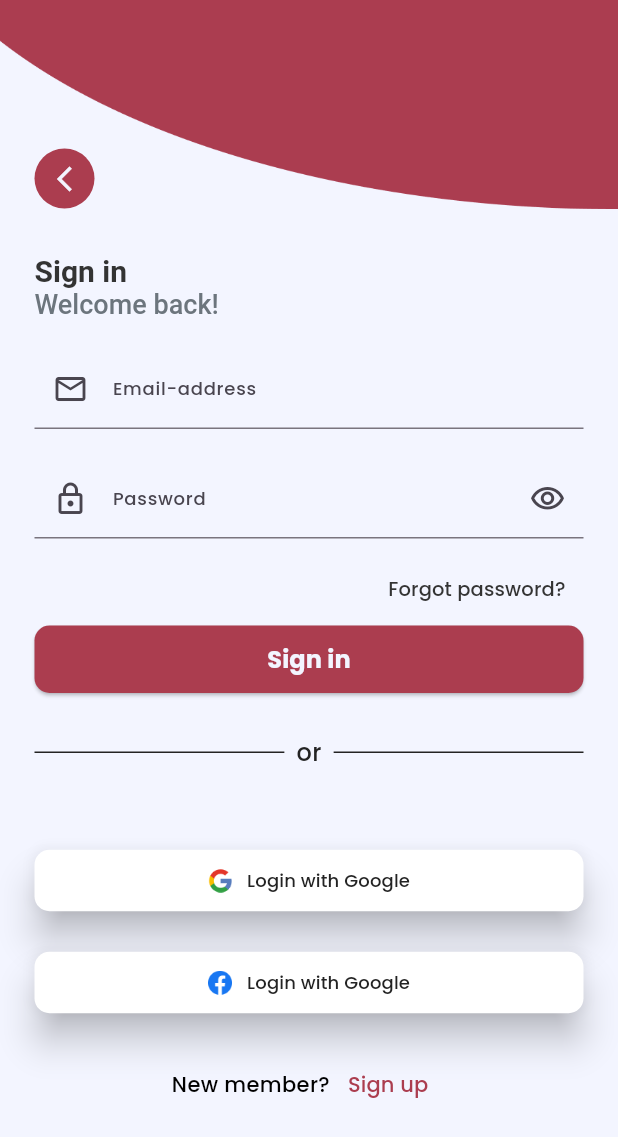
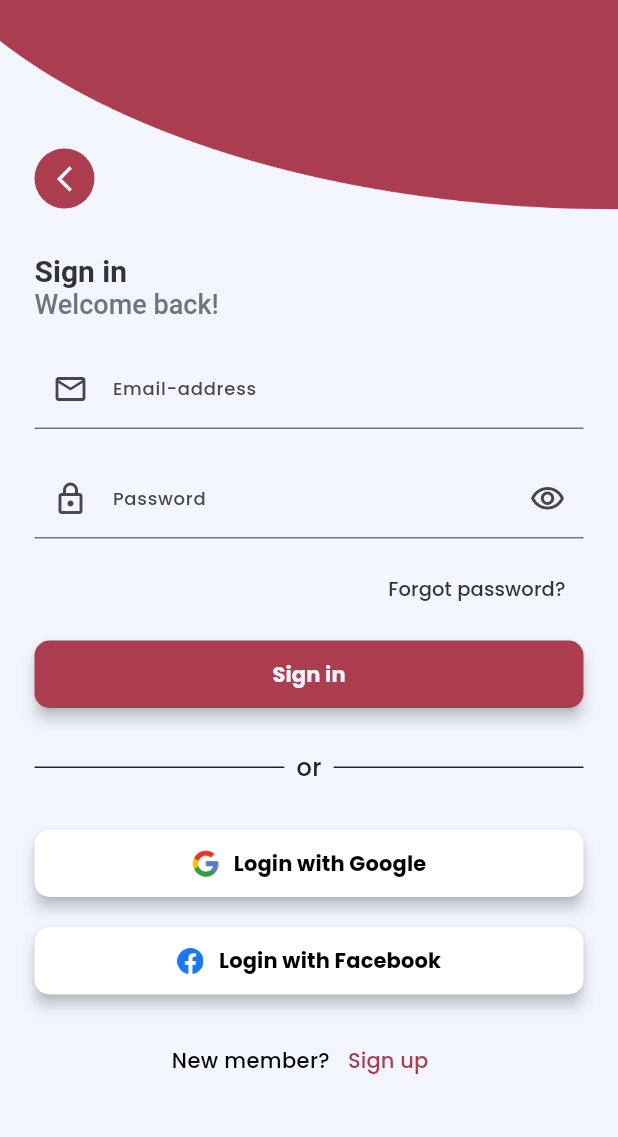
Before and after one commit to kssangeeth/appDiet, a Flutter app: the screen it shows after launch, on a phone screen of 412 x 824 dp. Shown: the top 1137 px of the screen. Run offline on Flutter 3.47's test engine with Material 3 defaults, Android fonts, the light colour scheme and no system bars.

Commit message:
added customizable button for signin,goolge,facebook

```diff
--- a/lib/client/presentation/screens/login_screen.dart
+++ b/lib/client/presentation/screens/login_screen.dart
@@ -1,10 +1,11 @@
+import 'package:app_diett/client/presentation/widgets/signin_button.dart';
+import 'package:flutter/material.dart';
 import 'package:app_diett/client/core/constants/colors.dart';
 import 'package:app_diett/client/core/constants/images.dart';
 import 'package:app_diett/client/core/constants/texts.dart';
 import 'package:app_diett/client/presentation/screens/forgot_password.dart';
 import 'package:app_diett/client/presentation/screens/home_screen.dart';
-import 'package:app_diett/client/presentation/screens/sign_up.dart';
-import 'package:flutter/material.dart';
+import 'package:app_diett/client/presentation/screens/sign_up.dart'; // Your reusable button
 
 class LoginScreen extends StatelessWidget {
   const LoginScreen({super.key});
@@ -19,7 +20,7 @@ class LoginScreen extends StatelessWidget {
             fit: BoxFit.cover,
             width: double.infinity,
           ),
-          LoginForm(),
+          const LoginForm(),
         ],
       ),
     );
@@ -41,11 +42,11 @@ class _LoginFormState extends State<LoginForm> {
   void _handleLogin() {
     final email = _emailController.text;
     final password = _passwordController.text;
-    // Dummy login logic
+
     if (email.isNotEmpty && password.isNotEmpty) {
       Navigator.pushReplacement(
         context,
-        MaterialPageRoute(builder: (context) => HomeScreen()),
+        MaterialPageRoute(builder: (context) => const HomeScreen()),
       );
     } else {
       ScaffoldMessenger.of(context).showSnackBar(
@@ -60,7 +61,7 @@ class _LoginFormState extends State<LoginForm> {
       crossAxisAlignment: CrossAxisAlignment.start,
       children: [
         Container(
-          margin: EdgeInsets.only(top: 99, left: 23),
+          margin: const EdgeInsets.only(top: 99, left: 23),
           child: CircleAvatar(
             radius: 20,
             backgroundColor: TColors.primary,
@@ -74,10 +75,10 @@ class _LoginFormState extends State<LoginForm> {
             ),
           ),
         ),
-        SizedBox(height: 30),
+        const SizedBox(height: 30),
         Container(
           alignment: Alignment.centerLeft,
-          margin: EdgeInsets.only(left: 23),
+          margin: const EdgeInsets.only(left: 23),
           child: RichText(
             text: TextSpan(
               children: [
@@ -101,33 +102,33 @@ class _LoginFormState extends State<LoginForm> {
             ),
           ),
         ),
-        SizedBox(height: 20),
+        const SizedBox(height: 20),
         Padding(
-          padding: EdgeInsets.symmetric(horizontal: 23),
+          padding: const EdgeInsets.symmetric(horizontal: 23),
           child: Column(
             children: [
               TextField(
                 controller: _emailController,
                 decoration: InputDecoration(
-                  labelStyle: TextStyle(fontSize: 12),
+                  labelStyle: const TextStyle(fontSize: 12),
                   labelText: TTexts.email,
-                  prefixIcon: Icon(Icons.email_outlined),
-                  border: UnderlineInputBorder(),
+                  prefixIcon: const Icon(Icons.email_outlined),
+                  border: const UnderlineInputBorder(),
                 ),
               ),
-              SizedBox(height: 20),
+              const SizedBox(height: 20),
               TextField(
                 controller: _passwordController,
                 obscureText: true,
                 decoration: InputDecoration(
-                  labelStyle: TextStyle(fontSize: 12),
+                  labelStyle: const TextStyle(fontSize: 12),
                   labelText: TTexts.password,
-                  prefixIcon: Icon(Icons.lock_outlined),
-                  suffixIcon: Icon(Icons.visibility_outlined),
-                  border: UnderlineInputBorder(),
+                  prefixIcon: const Icon(Icons.lock_outlined),
+                  suffixIcon: const Icon(Icons.visibility_outlined),
+                  border: const UnderlineInputBorder(),
                 ),
               ),
-              SizedBox(height: 10),
+              const SizedBox(height: 10),
               Align(
                 alignment: Alignment.centerRight,
                 child: TextButton(
@@ -135,7 +136,7 @@ class _LoginFormState extends State<LoginForm> {
                     Navigator.push(
                       context,
                       MaterialPageRoute(
-                        builder: (context) => ForgotPassword(),
+                        builder: (context) => const ForgotPassword(),
                       ),
                     );
                   },
@@ -145,135 +146,65 @@ class _LoginFormState extends State<LoginForm> {
                   ),
                 ),
               ),
-              SizedBox(
-                width: double.infinity,
-                height: 45,
-                child: ElevatedButton(
-                  onPressed: _handleLogin,
-                  style: ElevatedButton.styleFrom(
-                    backgroundColor: TColors.primary,
-                    shape: RoundedRectangleBorder(
-                      borderRadius: BorderRadius.circular(10),
-                    ),
-                  ),
-                  child: Text(
-                    TTexts.signin,
-                    style: TextStyle(
-                      color: TColors.primaryBackground,
-                      fontSize: 16,
-                      fontWeight: FontWeight.bold,
-                    ),
-                  ),
-                ),
+              const SizedBox(height: 10),
+              SocialSignInButton(
+                text: TTexts.signin,
+                onPressed: _handleLogin,
+                backgroundColor: TColors.primary,
+                textColor: TColors.primaryBackground,
               ),
-              SizedBox(height: 28),
+              const SizedBox(height: 28),
               Row(
                 children: [
-                  Expanded(
-                    child: Divider(
-                      thickness: 1,
-                      color: TColors.black,
-                    ),
+                  const Expanded(
+                    child: Divider(thickness: 1, color: TColors.black),
                   ),
                   Padding(
                     padding: const EdgeInsets.symmetric(horizontal: 8.0),
                     child: Text(
                       TTexts.or,
-                      style: TextStyle(
+                      style: const TextStyle(
                         color: TColors.black,
                         fontSize: 16,
                       ),
                     ),
                   ),
-                  Expanded(
-                    child: Divider(
-                      thickness: 1,
-                      color: TColors.black,
-                    ),
+                  const Expanded(
+                    child: Divider(thickness: 1, color: TColors.black),
                   ),
                 ],
               ),
-              SizedBox(height: 50),
-              Column(
-                children: [
-                  ElevatedButton(
-                    onPressed: () {},
-                    style: ElevatedButton.styleFrom(
-                      backgroundColor: Colors.white,
-                      elevation: 10,
-                      shape: RoundedRectangleBorder(
-                        borderRadius: BorderRadius.circular(10),
-                      ),
-                    ),
-                    child: Padding(
-                      padding: const EdgeInsets.symmetric(vertical: 12),
-                      child: Row(
-                        mainAxisAlignment: MainAxisAlignment.center,
-                        children: [
-                          SizedBox(
-                            width: 16,
-                            height: 16,
-                            child: Image.asset(
-                              TImages.googlecon,
-                              fit: BoxFit.cover,
-                            ),
-                          ),
-                          SizedBox(width: 10),
-                          Text(
-                            TTexts.loginwithgoogle,
-                            style: TextStyle(
-                              color: TColors.black,
-                              fontSize: 12,
-                            ),
-                          ),
-                        ],
-                      ),
-                    ),
-                  ),
-                  SizedBox(height: 20),
-                  ElevatedButton(
-                    onPressed: () {},
-                    style: ElevatedButton.styleFrom(
-                      backgroundColor: Colors.white,
-                      elevation: 10,
-                      shape: RoundedRectangleBorder(
-                        borderRadius: BorderRadius.circular(10),
-                      ),
-                    ),
-                    child: Padding(
-                      padding: const EdgeInsets.symmetric(vertical: 12),
-                      child: Row(
-                        mainAxisAlignment: MainAxisAlignment.center,
-                        children: [
-                          SizedBox(
-                            width: 16,
-                            height: 16,
-                            child: Image.asset(
-                              TImages.facebookcon,
-                              fit: BoxFit.cover,
-                            ),
-                          ),
-                          SizedBox(width: 10),
-                          Text(
-                            TTexts.loginwithgoogle,
-                            style: TextStyle(
-                              color: TColors.black,
-                              fontSize: 12,
-                            ),
-                          ),
-                        ],
-                      ),
-                    ),
-                  ),
-                ],
+              const SizedBox(height: 30),
+              SocialSignInButton(
+                text: TTexts.loginwithgoogle,
+                icon: Image.asset(
+                  TImages.googlecon,
+                  width: 18,
+                  height: 18,
+                ),
+                onPressed: () {
+                  // Google Sign In Logic
+                },
               ),
-              SizedBox(height: 20),
+              const SizedBox(height: 20),
+              SocialSignInButton(
+                text: TTexts.loginwithfacebook,
+                icon: Image.asset(
+                  TImages.facebookcon,
+                  width: 18,
+                  height: 18,
+                ),
+                onPressed: () {
+                  // Facebook Sign In Logic
+                },
+              ),
+              const SizedBox(height: 20),
               Row(
                 mainAxisAlignment: MainAxisAlignment.center,
                 children: [
                   Text(
                     TTexts.newmember,
-                    style: TextStyle(
+                    style: const TextStyle(
                       color: Colors.black,
                       fontSize: 14,
                     ),
@@ -283,7 +214,7 @@ class _LoginFormState extends State<LoginForm> {
                       Navigator.push(
                         context,
                         MaterialPageRoute(
-                          builder: (context) => SignUp(),
+                          builder: (context) => const SignUp(),
                         ),
                       );
                     },
--- /dev/null
+++ b/lib/client/presentation/widgets/signin_button.dart
@@ -0,0 +1,53 @@
+import 'package:flutter/material.dart';
+
+class SocialSignInButton extends StatelessWidget {
+  final String text;
+  final VoidCallback onPressed;
+  final Color backgroundColor;
+  final Color textColor;
+  final Widget? icon;
+
+  const SocialSignInButton({
+    super.key,
+    required this.text,
+    required this.onPressed,
+    this.backgroundColor = Colors.white,
+    this.textColor = Colors.black,
+    this.icon,
+  });
+
+  @override
+  Widget build(BuildContext context) {
+    return SizedBox(
+      width: double.infinity,
+      height: 45,
+      child: ElevatedButton(
+        onPressed: onPressed,
+        style: ElevatedButton.styleFrom(
+          backgroundColor: backgroundColor,
+          elevation: 4,
+          shape: RoundedRectangleBorder(
+            borderRadius: BorderRadius.circular(10),
+          ),
+        ),
+        child: Row(
+          mainAxisAlignment: MainAxisAlignment.center,
+          children: [
+            if (icon != null) ...[
+              icon!,
+              const SizedBox(width: 10),
+            ],
+            Text(
+              text,
+              style: TextStyle(
+                color: textColor,
+                fontSize: 14,
+                fontWeight: FontWeight.w600,
+              ),
+            ),
+          ],
+        ),
+      ),
+    );
+  }
+}
```
